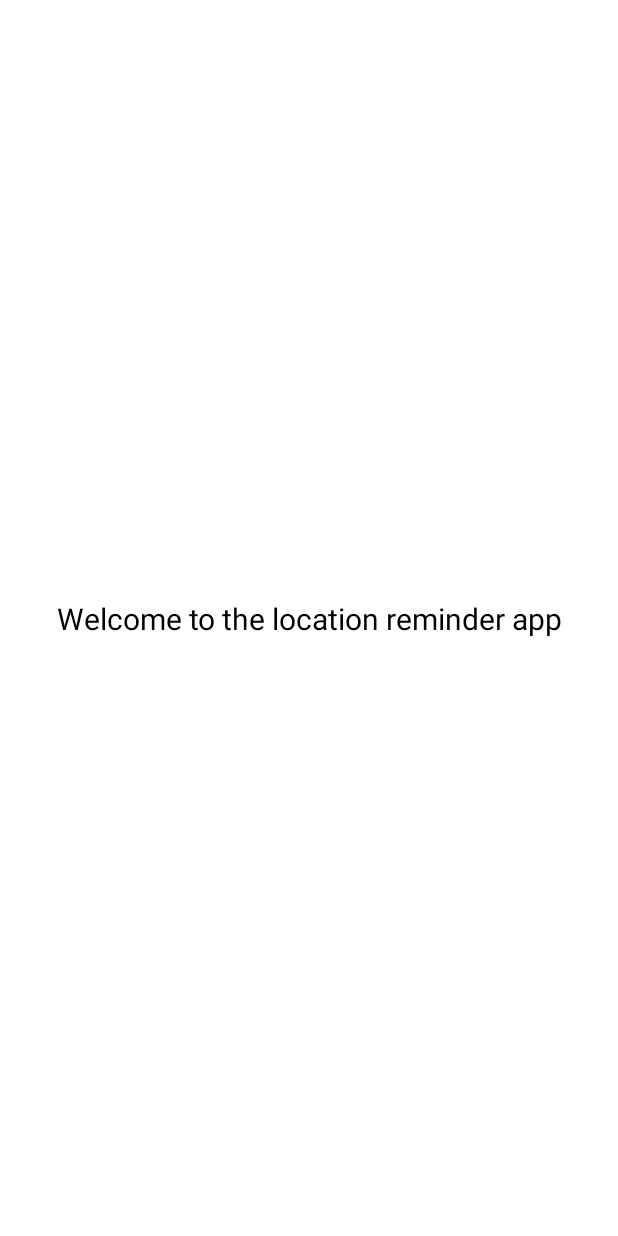
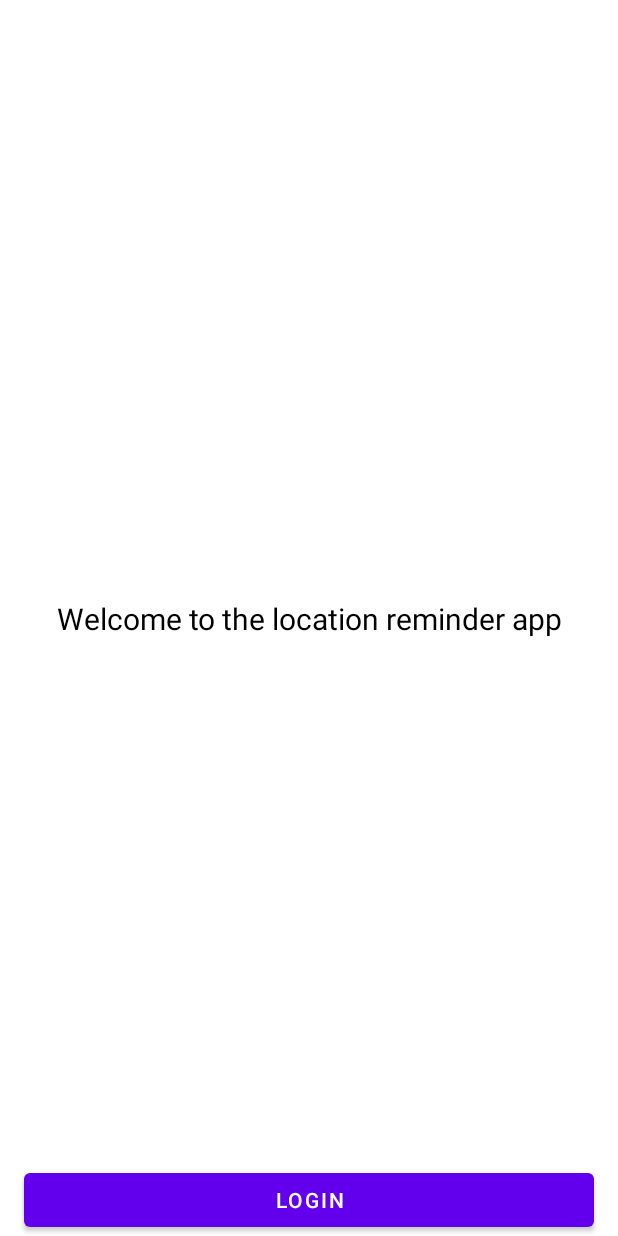
Before and after one commit to CuriousWizard/android-location-reminder, an Android app: the layout activity_authentication.xml on its own in the app's theme, with its tools: preview values and no code run, on a phone screen of 412 x 824 dp. Run offline under Robolectric (Android 15) with nearby library versions, the phone set to English and light mode, and no system bars.

Commit message:
Working authentication

```diff
--- a/app/build.gradle
+++ b/app/build.gradle
@@ -45,6 +45,7 @@ android {
 
 dependencies {
 
+    //noinspection DifferentStdlibGradleVersion
     implementation "org.jetbrains.kotlin:kotlin-stdlib:$kotlin_version"
     implementation "androidx.core:core-ktx:$core_version"
     implementation "androidx.appcompat:appcompat:$appcompat_version"
@@ -54,7 +55,9 @@ dependencies {
 
     // Firebase
     implementation platform('com.google.firebase:firebase-bom:27.1.0')
-    implementation "com.google.firebase:firebase-auth:$auth_version"
+    implementation "com.google.firebase:firebase-auth-ktx"
+    // FirebaseUI for Firebase Auth
+    implementation "com.firebaseui:firebase-ui-auth:$firebase_authUI_version"
 
     // Fragment
     implementation "androidx.fragment:fragment-ktx:$fragment_version"
@@ -87,7 +90,6 @@ dependencies {
 
     // Room
     implementation "androidx.room:room-runtime:$room_version"
-
     kapt "androidx.room:room-compiler:$room_version"
     implementation "androidx.room:room-ktx:$room_version" // Kotlin Extensions and Coroutines support for Room
 
--- a/app/src/main/AndroidManifest.xml
+++ b/app/src/main/AndroidManifest.xml
@@ -29,14 +29,14 @@
             android:name="com.google.android.geo.API_KEY"
             android:value="@string/google_maps_key" />
 
-        <activity android:name=".authentication.AuthenticationActivity" />
-        <activity android:name=".locationreminders.RemindersActivity">
+        <activity android:name=".authentication.AuthenticationActivity">
             <intent-filter>
                 <action android:name="android.intent.action.MAIN" />
 
                 <category android:name="android.intent.category.LAUNCHER" />
             </intent-filter>
         </activity>
+        <activity android:name=".locationreminders.RemindersActivity" />
         <receiver
             android:name=".locationreminders.geofence.GeofenceBroadcastReceiver"
             android:enabled="true"
--- a/app/src/main/res/layout/activity_authentication.xml
+++ b/app/src/main/res/layout/activity_authentication.xml
@@ -17,4 +17,15 @@
         app:layout_constraintStart_toStartOf="parent"
         app:layout_constraintTop_toTopOf="parent" />
 
+    <Button
+        android:id="@+id/btn_login"
+        android:layout_width="0dp"
+        android:layout_height="wrap_content"
+        android:text="@string/login"
+        android:layout_marginStart="@dimen/margin_normal"
+        android:layout_marginEnd="@dimen/margin_normal"
+        app:layout_constraintBottom_toBottomOf="parent"
+        app:layout_constraintEnd_toEndOf="parent"
+        app:layout_constraintStart_toStartOf="parent" />
+
 </androidx.constraintlayout.widget.ConstraintLayout>
--- a/build.gradle
+++ b/build.gradle
@@ -10,6 +10,7 @@ buildscript {
         core_version = "1.3.2"
         dexmaker_version = "2.28.1"
         espresso_version = "3.3.0"
+        firebase_authUI_version = "7.1.1"
         fragment_version = "1.3.3"
         google_services_version = "4.3.5"
         hamcrest_version = "1.3"
@@ -34,9 +35,10 @@ buildscript {
         mavenCentral()
     }
     dependencies {
-        classpath 'com.android.tools.build:gradle:4.2.0'
+        //noinspection DifferentKotlinGradleVersion
         classpath "org.jetbrains.kotlin:kotlin-gradle-plugin:$kotlin_version"
         classpath "androidx.navigation:navigation-safe-args-gradle-plugin:$nav_version"
+        classpath 'com.android.tools.build:gradle:4.2.0'
         classpath "com.google.gms:google-services:$google_services_version"
 
         // NOTE: Do not place your application dependencies here; they belong
```
Also changed, not shown: app/src/main/java/com/curiouswizard/locationreminder/authentication/AuthenticationActivity.kt (+76 -5 lines), app/src/main/java/com/curiouswizard/locationreminder/authentication/AuthenticationViewModel.kt (added, +19 -0 lines), app/src/main/java/com/curiouswizard/locationreminder/authentication/FirebaseUserLiveData.kt (added, +33 -0 lines).
